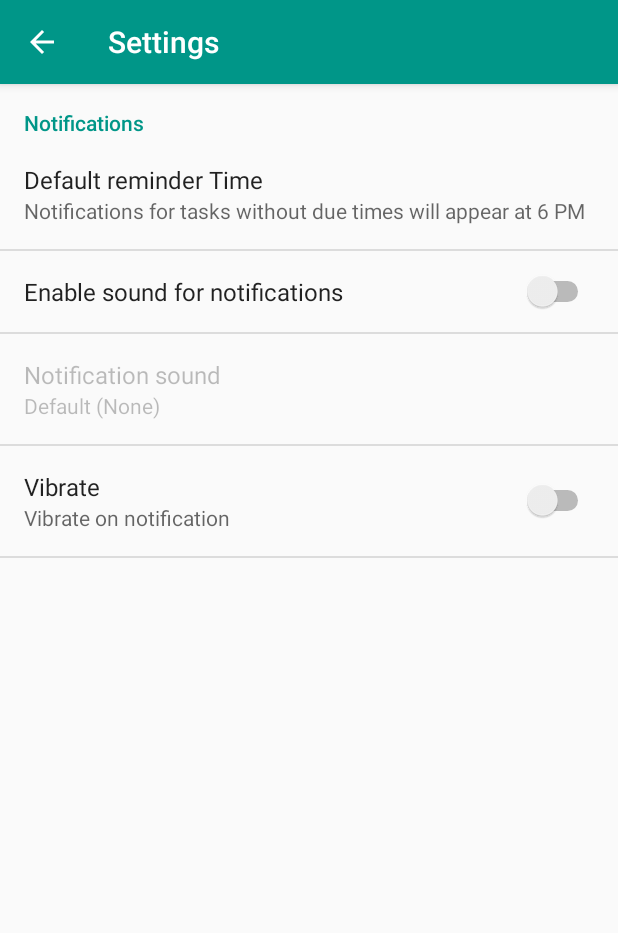
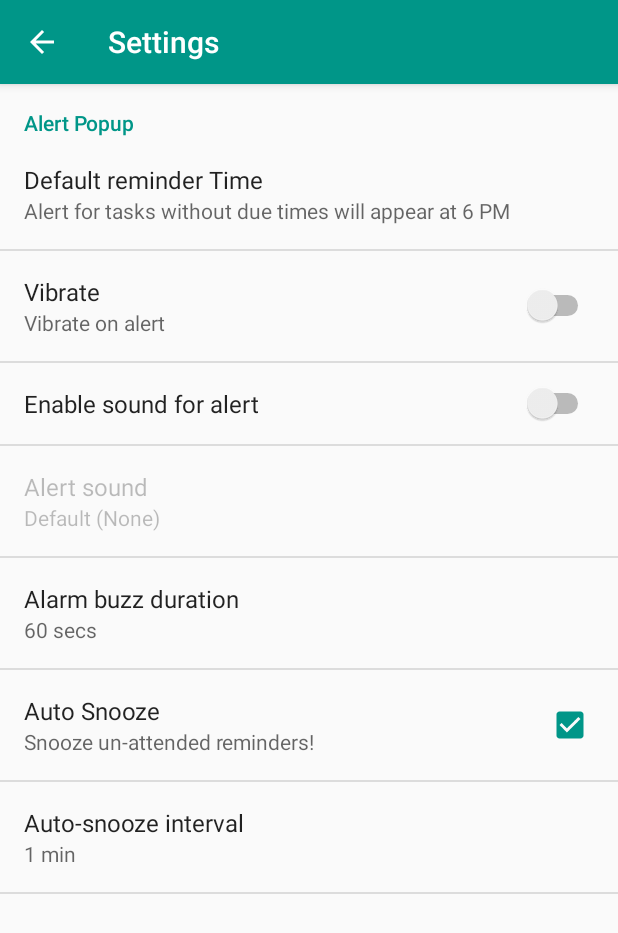
Before and after one commit to Sulaiman90/TodoList, an Android app: the screen it shows after launch (SettingsActivity), in the options menu, after a tap on "Settings", on a phone screen of 412 x 824 dp. Shown: the top 933 px of the screen. Run offline under Robolectric (Android 15) with nearby library versions, the phone set to English and light mode, and no system bars; our stand-ins replace ButterKnife.

Commit message:
Added alert preferences

```diff
--- a/app/src/main/java/com/ms/favtodo/activity/NewTask.java
+++ b/app/src/main/java/com/ms/favtodo/activity/NewTask.java
@@ -28,12 +28,14 @@ import android.view.Menu;
 import android.view.MenuItem;
 import android.view.View;
 import android.view.View.OnClickListener;
+import android.widget.ArrayAdapter;
 import android.widget.Button;
 import android.widget.CheckBox;
 import android.widget.DatePicker;
 import android.widget.EditText;
 import android.widget.ImageButton;
 import android.widget.LinearLayout;
+import android.widget.Spinner;
 import android.widget.Switch;
 import android.widget.TextView;
 import android.widget.TimePicker;
@@ -98,6 +100,9 @@ public class NewTask extends AppCompatActivity {
     @BindView(R.id.enableVibrate_switch) Switch mVibrateSwitch;
     @BindView(R.id.enableSound_cb) CheckBox mSoundCheckBox;
     @BindView(R.id.choose_alarm_sound) Button mChooseSoundButton;
+    private static LinearLayout mRepeatLayout;
+    @BindView(R.id.spinner_repeat)
+    Spinner mRepeatSpinner;
 
     @Override
     protected void onCreate(Bundle savedInstanceState) {
@@ -125,6 +130,7 @@ public class NewTask extends AppCompatActivity {
         mClearTime = findViewById(R.id.clear_time);
 
         mTimeLayout = findViewById(R.id.timeLinearLayout);
+        mRepeatLayout = findViewById(R.id.layout_repeat);
 
         LinearLayout linearLayout = findViewById(R.id.mark_as_done);
 
@@ -133,7 +139,14 @@ public class NewTask extends AppCompatActivity {
 
         mClearDate.setVisibility(View.GONE);
         mClearTime.setVisibility(View.GONE);
+        mRepeatLayout.setVisibility(View.GONE);
         //Log.d(TAG,"New Task "+newTask);
+
+        ArrayAdapter<CharSequence> adapter = ArrayAdapter.createFromResource(this,
+                R.array.repeat_spinner_items,R.layout.spinner_item);
+        adapter.setDropDownViewResource(R.layout.spinner_item);
+
+        mRepeatSpinner.setAdapter(adapter);
 
         if (newTask) {
             linearLayout.setVisibility(View.GONE);
@@ -195,6 +208,7 @@ public class NewTask extends AppCompatActivity {
                 mTimeLayout.setVisibility(View.GONE);
             }
             else {
+                mRepeatLayout.setVisibility(View.VISIBLE);
                 showHideButtons(mClearDate, true);
                 checkIfDatePassed(dateInMillis,dateText);
                 mTimeText.setVisibility(View.VISIBLE);
@@ -226,7 +240,7 @@ public class NewTask extends AppCompatActivity {
         mDateText.setOnClickListener(new OnClickListener() {
             @Override
             public void onClick(View v) {
-                taskOperation.hideKeyboard(NewTask.this);
+                TaskOperation.hideKeyboard(NewTask.this);
                 showDatePickerDialog();
             }
         });
@@ -266,6 +280,7 @@ public class NewTask extends AppCompatActivity {
                 showHideButtons(mClearDate, false);
                 showHideButtons(mClearTime, false);
                 mTimeLayout.setVisibility(View.GONE);
+                mRepeatLayout.setVisibility(View.GONE);
                 resetTexts();
                 resetTextColors();
             }
@@ -371,8 +386,10 @@ public class NewTask extends AppCompatActivity {
         int todoFinished;
         int vibrateEnabled = 0;
         int soundEnabled = 0;
+        int repeatSpinnerPos = mRepeatSpinner.getSelectedItemPosition();
 
         //Log.d(TAG,"time "+todoTitle);
+        Log.d(TAG,"repeatSpinnerPos "+repeatSpinnerPos);
         if (!TextUtils.isEmpty(todoTitle)) {
             if(dateText!= null){
                 todoDate = dateText;
@@ -417,6 +434,7 @@ public class NewTask extends AppCompatActivity {
             values.put(TaskEntry.NOTIFICATION_SOUND, notificationSound);
             values.put(TaskEntry.NOTIFICATION_VIBRATE, vibrateEnabled);
             values.put(TaskEntry.NOTIFICATION_SOUND_ENABLED, soundEnabled);
+            values.put(TaskEntry.TASK_REPEAT, repeatSpinnerPos);
 
             long rowId = taskId;
             if (newTask) {
@@ -431,7 +449,7 @@ public class NewTask extends AppCompatActivity {
             Log.d(TAG,"mCalendar "+mCalendar.getTimeInMillis() + " now " + now.getTimeInMillis());
             //Log.d(TAG,"newTask "+newTask);
             //Log.d(TAG,"dateText "+dateText);
-            Log.d(TAG,"dateInMillis "+dateInMillis + " " + now.getTimeInMillis());
+            //Log.d(TAG,"dateInMillis "+dateInMillis + " " + now.getTimeInMillis());
 
             if (!dateText.matches("") ) {
                 //Log.d(TAG,"dateText not empty ");
@@ -631,7 +649,7 @@ public class NewTask extends AppCompatActivity {
 
             mTimeLayout.setVisibility(View.VISIBLE);
             mTimeText.setVisibility(View.VISIBLE);
-
+            mRepeatLayout.setVisibility(View.VISIBLE);
             showHideButtons(mClearDate, true);
 
         }
--- a/app/src/main/java/com/ms/favtodo/activity/SettingsActivity.java
+++ b/app/src/main/java/com/ms/favtodo/activity/SettingsActivity.java
@@ -8,6 +8,7 @@ import android.app.TimePickerDialog.OnTimeSetListener;
 import android.content.Context;
 import android.content.Intent;
 import android.content.SharedPreferences;
+import android.content.res.Resources;
 import android.media.Ringtone;
 import android.media.RingtoneManager;
 import android.net.Uri;
@@ -31,6 +32,7 @@ import android.view.MenuItem;
 import android.widget.TimePicker;
 
 import com.ms.favtodo.R;
+import com.ms.favtodo.preference.SeekBarPreference;
 import com.ms.favtodo.utils.PreferenceUtils;
 import com.ms.favtodo.utils.TaskOperation;
 
@@ -63,6 +65,8 @@ public class SettingsActivity extends AppCompatPreferenceActivity {
 
         private static Preference prefDueTime;
         private Context context;
+        private static final int TYPE_INT = 1;
+        private static final int TYPE_STRING = 2;
 
         @Override
         public void onCreate(@Nullable Bundle savedInstanceState) {
@@ -77,7 +81,12 @@ public class SettingsActivity extends AppCompatPreferenceActivity {
             prefDueTime.setSummary(getString(R.string.pref_due_time_summary) + " "+timeString);
 
             // notification preference change listener
-            bindPreferenceSummaryToValue(findPreference(getString(R.string.pref_notification_sound_key)));
+            bindPreferenceSummaryToValue(findPreference(getString(R.string.pref_notification_sound_key)), 2);
+
+            bindPreferenceSummaryToValue(findPreference(getString(R.string.pref_alarm_duration_key)), 1);
+
+            bindPreferenceSummaryToValue(findPreference(getString(R.string.pref_snooze_interval_key)), 1);
+
 
             prefDueTime.setOnPreferenceClickListener(new Preference.OnPreferenceClickListener() {
                 @Override
@@ -88,13 +97,22 @@ public class SettingsActivity extends AppCompatPreferenceActivity {
             });
         }
 
-        private static void bindPreferenceSummaryToValue(Preference preference) {
+        private static void bindPreferenceSummaryToValue(Preference preference, int type) {
             preference.setOnPreferenceChangeListener(sBindPreferenceSummaryToValueListener);
 
-            sBindPreferenceSummaryToValueListener.onPreferenceChange(preference ,
-                    PreferenceManager
-                            .getDefaultSharedPreferences(preference.getContext())
-                            .getString(preference.getKey(), ""));
+            if(type == TYPE_INT){
+                sBindPreferenceSummaryToValueListener.onPreferenceChange(preference ,
+                        PreferenceManager
+                                .getDefaultSharedPreferences(preference.getContext())
+                                .getInt(preference.getKey(), 0));
+            }
+            else if(type == TYPE_STRING){
+                sBindPreferenceSummaryToValueListener.onPreferenceChange(preference ,
+                        PreferenceManager
+                                .getDefaultSharedPreferences(preference.getContext())
+                                .getString(preference.getKey(), ""));
+            }
+
         }
 
         private static Preference.OnPreferenceChangeListener sBindPreferenceSummaryToValueListener =
@@ -125,9 +143,22 @@ public class SettingsActivity extends AppCompatPreferenceActivity {
                         }
                     }
                 }
+                else  if(preference instanceof SeekBarPreference) {
+                    if(preference.getKey().matches(preference.getContext().getString(R.string.pref_alarm_duration_key))){
+                        int alarmDuration = PreferenceUtils.getAlertDuration(preference.getContext());
+                        preference.setSummary(alarmDuration+" secs");
+                    }
+                    else if(preference.getKey().matches(preference.getContext().getString(R.string.pref_snooze_interval_key))){
+                        int snoozeInterval = PreferenceUtils.getAutoSnoozeInterval(preference.getContext());
+                        Resources res = preference.getContext().getResources();
+                        String mins = res.getQuantityString(R.plurals.snoozeInterval, snoozeInterval, snoozeInterval);
+                        preference.setSummary(mins);
+                    }
+                }
                 return true;
             }
         };
+
 
         public void showTimePickerDialog() {
             // Log.d(TAG,"showTimePickerDialog");
--- a/app/src/main/java/com/ms/favtodo/db/TaskContract.java
+++ b/app/src/main/java/com/ms/favtodo/db/TaskContract.java
@@ -2,14 +2,11 @@ package com.ms.favtodo.db;
 
 import android.provider.BaseColumns;
 
-/**
- * Created by MOHAMED SULAIMAN on 22-12-2016.
- */
 
 public class TaskContract {
 
     public static final String DATABASE_NAME = "Todo";
-    public static final int DATABASE_VERSION = 2;
+    public static final int DATABASE_VERSION = 3;
 
     public class TaskEntry implements BaseColumns {
         public static final String TABLE_NAME = "tasks";
@@ -27,5 +24,6 @@ public class TaskContract {
         public static final String NOTIFICATION_VIBRATE = "vibrate";
         public static final String NOTIFICATION_SOUND_ENABLED = "soundEnabled";
         public static final String SNOOZE_ON = "snoozeOn";
+        public static final String TASK_REPEAT = "repeat";
     }
 }
--- a/app/src/main/java/com/ms/favtodo/db/TaskDbHelper.java
+++ b/app/src/main/java/com/ms/favtodo/db/TaskDbHelper.java
@@ -36,7 +36,8 @@ public class TaskDbHelper extends SQLiteOpenHelper {
                 TaskEntry.NOTIFICATION_SOUND + " TEXT, " +
                 TaskEntry.NOTIFICATION_VIBRATE + " INT DEFAULT 0, " +
                 TaskEntry.NOTIFICATION_SOUND_ENABLED + " INT DEFAULT 0, " +
-                TaskEntry.SNOOZE_ON + " INT DEFAULT 1" +
+                TaskEntry.SNOOZE_ON + " INT DEFAULT 1, " +
+                TaskEntry.TASK_REPEAT + " INT DEFAULT 0" +
                 ");";
         db.execSQL(createTable);
     }
--- /dev/null
+++ b/app/src/main/java/com/ms/favtodo/preference/SeekBarPreference.java
@@ -0,0 +1,191 @@
+package com.ms.favtodo.preference;
+
+
+import android.app.AlertDialog;
+import android.content.Context;
+import android.os.Bundle;
+import android.preference.DialogPreference;
+import android.util.AttributeSet;
+import android.util.Log;
+import android.view.Gravity;
+import android.view.View;
+import android.view.View.OnClickListener;
+import android.widget.Button;
+import android.widget.LinearLayout;
+import android.widget.SeekBar;
+import android.widget.TextView;
+
+import com.ms.favtodo.R;
+import com.ms.favtodo.activity.AlertActivity;
+
+// Based on a Stack Overflow example: http://stackoverflow.com/questions/1974193/slider-on-my-preferencescreen
+public class SeekBarPreference extends DialogPreference
+{
+    private static final String TAG = AlertActivity.class.getSimpleName();
+
+    private static final String SCHEMA_URL = "http://schemas.android.com/apk/res/android";
+
+    private static final String SCHEMA_URL_2 = "http://schemas.android.com/apk/res-auto";
+
+    private SeekBar seekBar;
+    private TextView valueText;
+    private final Context context;
+
+    private final String dialogMessage;
+    private final String suffix;
+    private final int defaultValue;
+    private final int maxValue;
+    private final int minValue;
+    private int currentValue;
+
+    public SeekBarPreference(Context context, AttributeSet attrs) {
+        super(context, attrs);
+        this.context = context;
+
+        // Read the message from XML
+        int dialogMessageId = attrs.getAttributeResourceValue(SCHEMA_URL, "dialogMessage", 0);
+        if (dialogMessageId == 0) {
+            dialogMessage = attrs.getAttributeValue(SCHEMA_URL, "dialogMessage");
+        }
+        else {
+            dialogMessage = context.getString(dialogMessageId);
+        }
+
+        // Get the suffix for the number displayed in the dialog
+        int suffixId = attrs.getAttributeResourceValue(SCHEMA_URL, "text", 0);
+        if (suffixId == 0) {
+            suffix = attrs.getAttributeValue(SCHEMA_URL, "text");
+        }
+        else {
+            suffix = context.getString(suffixId);
+        }
+
+        int maxValueId = attrs.getAttributeResourceValue(SCHEMA_URL, "max", 0);
+        if (maxValueId == 0) {
+            maxValue = attrs.getAttributeIntValue(SCHEMA_URL, "max", 100);
+        }
+        else {
+            maxValue = Integer.parseInt(context.getString(maxValueId));
+        }
+
+        int minValueId = attrs.getAttributeResourceValue(SCHEMA_URL_2, "min", 0);
+        minValue = Integer.parseInt(context.getString(minValueId));
+
+        int defaultValueId = attrs.getAttributeResourceValue(SCHEMA_URL, "defaultValue", 0);
+        defaultValue = Integer.parseInt(context.getString(defaultValueId));
+
+       // Get default, min, and max seekbar values
+       /* defaultValue = attrs.getAttributeIntValue(SCHEMA_URL, "defaultValue",
+                context.getResources().getInteger(R.integer.alarm_duration_default));*/
+        //Log.d(TAG,"maxValue "+maxValue + " minValue  "+minValue+ " defaultValue  "+defaultValue);
+    }
+
+    @Override
+    protected View onCreateDialogView() {
+
+        LinearLayout.LayoutParams params;
+        LinearLayout layout = new LinearLayout(context);
+        layout.setOrientation(LinearLayout.VERTICAL);
+        layout.setPadding(6, 6, 6, 6);
+
+        TextView splashText = new TextView(context);
+        splashText.setPadding(30, 10, 30, 10);
+        if (dialogMessage != null) {
+            splashText.setText(dialogMessage);
+        }
+        layout.addView(splashText);
+
+        valueText = new TextView(context);
+        valueText.setGravity(Gravity.CENTER_HORIZONTAL);
+        valueText.setTextSize(32);
+        params = new LinearLayout.LayoutParams(
+                LinearLayout.LayoutParams.MATCH_PARENT,
+                LinearLayout.LayoutParams.WRAP_CONTENT);
+        layout.addView(valueText, params);
+
+        seekBar = new SeekBar(context);
+
+        seekBar.setOnSeekBarChangeListener(new SeekBar.OnSeekBarChangeListener() {
+            @Override
+            public void onProgressChanged(SeekBar seekBar, int value, boolean b) {
+                if (value < minValue) {
+                    seekBar.setProgress(minValue);
+                    return;
+                }
+
+                String t = String.valueOf(value);
+                String suffixStr = suffix;
+                if(value > 1){
+                    suffixStr = suffix+"s";
+                }
+                valueText.setText(suffix == null ? t : t.concat(suffix.length() > 1 ? " "+suffixStr : suffixStr));
+            }
+
+            @Override
+            public void onStartTrackingTouch(SeekBar seekBar) {}
+
+            @Override
+            public void onStopTrackingTouch(SeekBar seekBar) {}
+        });
+
+        layout.addView(seekBar, new LinearLayout.LayoutParams(LinearLayout.LayoutParams.MATCH_PARENT,
+                LinearLayout.LayoutParams.WRAP_CONTENT));
+
+        if (shouldPersist()) {
+            currentValue = getPersistedInt(defaultValue);
+        }
+
+        seekBar.setMax(maxValue);
+        seekBar.setProgress(currentValue);
+
+        return layout;
+    }
+
+    @Override
+    protected void onBindDialogView(View v) {
+        super.onBindDialogView(v);
+        seekBar.setMax(maxValue);
+        seekBar.setProgress(currentValue);
+    }
+
+    @Override
+    protected void onSetInitialValue(boolean restore, Object defaultValue)
+    {
+        super.onSetInitialValue(restore, defaultValue);
+        if (restore) {
+            currentValue = shouldPersist() ? getPersistedInt(this.defaultValue) : 0;
+        }
+        else {
+            currentValue = (Integer) defaultValue;
+        }
+    }
+
+    public void setProgress(int progress) {
+        this.currentValue = progress;
+        if (seekBar != null) {
+            seekBar.setProgress(progress);
+        }
+    }
+    public int getProgress() {
+        return currentValue;
+    }
+
+    @Override
+    public void showDialog(Bundle state) {
+        super.showDialog(state);
+
+        Button positiveButton = ((AlertDialog) getDialog()).getButton(AlertDialog.BUTTON_POSITIVE);
+        positiveButton.setOnClickListener(new OnClickListener() {
+            @Override
+            public void onClick(View view) {
+                if (shouldPersist()) {
+                    currentValue = seekBar.getProgress();
+                    persistInt(seekBar.getProgress());
+                    callChangeListener(seekBar.getProgress());
+                }
+
+                getDialog().dismiss();
+            }
+        });
+    }
+}
--- a/app/src/main/java/com/ms/favtodo/utils/PreferenceUtils.java
+++ b/app/src/main/java/com/ms/favtodo/utils/PreferenceUtils.java
@@ -29,6 +29,23 @@ public class PreferenceUtils {
         return sharedPref.getBoolean(context.getString(R.string.pref_enable_sound_key), false);
     }
 
+    public static boolean isAutoSnoozeEnabled(Context context){
+        SharedPreferences sharedPref = PreferenceManager.getDefaultSharedPreferences(context);
+        return sharedPref.getBoolean(context.getString(R.string.pref_auto_snooze_key), true);
+    }
+
+    public static int getAlertDuration(Context context){
+        SharedPreferences sharedPref = PreferenceManager.getDefaultSharedPreferences(context);
+        return sharedPref.getInt(context.getString(R.string.pref_alarm_duration_key),
+                context.getResources().getInteger(R.integer.alarm_duration_default));
+    }
+
+    public static int getAutoSnoozeInterval(Context context){
+        SharedPreferences sharedPref = PreferenceManager.getDefaultSharedPreferences(context);
+        return sharedPref.getInt(context.getString(R.string.pref_snooze_interval_key),
+                context.getResources().getInteger(R.integer.snooze_duration_default));
+    }
+
     private static String getDueTimeHourAndMin(Context context){
         SharedPreferences sharedPref = PreferenceManager.getDefaultSharedPreferences(context);
         return sharedPref.getString(context.getString(R.string.pref_due_hour_minute),"18:0");
--- /dev/null
+++ b/app/src/main/res/values/integers.xml
@@ -0,0 +1,10 @@
+<?xml version="1.0" encoding="utf-8"?>
+<resources>
+    <integer name="alarm_duration_default">60</integer>
+    <integer name="alarm_duration_max">120</integer>
+    <integer name="alarm_duration_min">2</integer>
+
+    <integer name="snooze_duration_default">1</integer>
+    <integer name="snooze_duration_max">60</integer>
+    <integer name="snooze_duration_min">1</integer>
+</resources>
--- a/app/src/main/res/values/strings.xml
+++ b/app/src/main/res/values/strings.xml
@@ -48,25 +48,50 @@
         <item>Completed</item>
     </string-array>
 
+    <string-array name="repeat_spinner_items">
+        <item>No repeat</item>
+        <item>Once a Day</item>
+        <item>Once a Week</item>
+        <item>Once a Month</item>
+        <item>Once a Year</item>
+    </string-array>
+
+
     <!-- Strings related to Preferences -->
-    <string name="pref_title_notifications">Notifications</string>
+    <string name="pref_title_alert">Alert Popup</string>
+    <string name="pref_title_sounds">Sounds</string>
 
     <string name="pref_due_time_key">alarm_time</string>
     <string name="pref_due_time_12_hr">due_time_value</string>
     <string name="pref_due_hour_minute">due_hour_minute</string>
-    <string name="pref_due_time_summary">Notifications for tasks without due times will appear at </string>
+    <string name="pref_due_time_summary">Alert for tasks without due times will appear at </string>
 
     <string name="pref_enable_sound_key">enable_sound_key</string>
-    <string name="pref_enable_sound_title">Enable sound for notifications</string>
+    <string name="pref_enable_sound_title">Enable sound for alert</string>
 
     <string name="pref_notification_sound_key">notification_sound_key</string>
-    <string name="pref_notification_sound_title">Notification sound</string>
+    <string name="pref_notification_sound_title">Alert sound</string>
     <string name="pref_notification_sound_summary">Default sound</string>
     <string name="no_sound">None</string>
 
     <string name="pref_notification_vibrate_key">vibrate_notification</string>
     <string name="pref_notification_vibrate_title">Vibrate</string>
-    <string name="pref_notification_vibrate_summary">Vibrate on notification</string>
+    <string name="pref_notification_vibrate_summary">Vibrate on alert</string>
+
+    <string name="pref_alarm_duration_key">alarm_duration_key</string>
+    <string name="pref_alarm_duration_dialog_message">alarm_duration_dialog_message</string>
+    <string name="pref_alarm_duration_summary">2 Secs</string>
+    <string name="pref_alarm_duration_unit">sec</string>
+    <string name="pref_alarm_duration_title">Alarm buzz duration</string>
+
+    <string name="pref_auto_snooze_key">pref_auto_snooze_key</string>
+    <string name="pref_auto_snooze_summary">Snooze un-attended reminders!</string>
+    <string name="pref_auto_snooze_title">Auto Snooze</string>
+
+    <string name="pref_snooze_interval_key">pref_snooze_interval_key</string>
+    <string name="pref_snooze_interval_summary">1 min</string>
+    <string name="pref_snooze_interval_unit">min</string>
+    <string name="pref_snooze_interval_title">Auto-snooze interval</string>
 
     <string name="paid">Paid</string>
     <string name="bold">bold</string>
@@ -76,4 +101,18 @@
 
     <string name="dateAndTime">%1$s | %2$s</string>
 
+    <string name="repeat">Repeat</string>
+
+    <plurals name="snoozeInterval">
+        <!--
+             As a developer, you should always supply "one" and "other"
+             strings. Your translators will know which strings are actually
+             needed for their language. Always include %d in "one" because
+             translators will need to use %d for languages where "one"
+             doesn't mean 1 (as explained above).
+          -->
+        <item quantity="one">%d min</item>
+        <item quantity="other">%d mins</item>
+    </plurals>
+
 </resources>
--- a/app/src/main/res/xml/preferences.xml
+++ b/app/src/main/res/xml/preferences.xml
@@ -1,12 +1,22 @@
 <?xml version="1.0" encoding="utf-8"?>
-<PreferenceScreen xmlns:android="http://schemas.android.com/apk/res/android">
+<PreferenceScreen
+    xmlns:android="http://schemas.android.com/apk/res/android"
+    xmlns:asp="http://schemas.android.com/apk/res-auto">
 
- <PreferenceCategory android:title="@string/pref_title_notifications">
+    <PreferenceCategory android:title="@string/pref_title_alert">
+
          <Preference
              android:key="@string/pref_due_time_key"
              android:title="Default reminder Time"
              android:defaultValue="18:00"
              android:summary="Notifications for tasks without due times will appear at 6 PM "/>
+
+        <SwitchPreference
+            android:key="@string/pref_notification_vibrate_key"
+            android:title="@string/pref_notification_vibrate_title"
+            android:summary="@string/pref_notification_vibrate_summary"
+            android:defaultValue="false"
+            />
 
          <SwitchPreference
              android:key="@string/pref_enable_sound_key"
@@ -25,11 +35,32 @@
              android:dependency="@string/pref_enable_sound_key"
              />
 
-     <SwitchPreference
-         android:key="@string/pref_notification_vibrate_key"
-         android:title="@string/pref_notification_vibrate_title"
-         android:summary="@string/pref_notification_vibrate_summary"
-         android:defaultValue="false"
+        <com.ms.favtodo.preference.SeekBarPreference
+            android:key="@string/pref_alarm_duration_key"
+            android:summary="@string/pref_alarm_duration_summary"
+            android:text="@string/pref_alarm_duration_unit"
+            android:title="@string/pref_alarm_duration_title"
+            android:defaultValue="@integer/alarm_duration_default"
+            android:max="@integer/alarm_duration_max"
+            asp:min="@integer/alarm_duration_min"
             />
+
+        <CheckBoxPreference
+            android:key="@string/pref_auto_snooze_key"
+            android:summary="@string/pref_auto_snooze_summary"
+            android:title="@string/pref_auto_snooze_title"
+            android:defaultValue="true"
+            />
+
+       <com.ms.favtodo.preference.SeekBarPreference
+            android:key="@string/pref_snooze_interval_key"
+            android:summary="@string/pref_snooze_interval_summary"
+            android:text="@string/pref_snooze_interval_unit"
+            android:title="@string/pref_snooze_interval_title"
+            android:defaultValue="@integer/snooze_duration_default"
+            android:max="@integer/snooze_duration_max"
+            asp:min="@integer/snooze_duration_min"
+            />
+
     </PreferenceCategory>
 </PreferenceScreen>
```
Also changed, not shown: app/src/main/java/com/ms/favtodo/activity/AlertActivity.java (+12 -7 lines), app/src/main/java/com/ms/favtodo/dialog/AlertDialogFragment.java (+2 -9 lines), app/src/main/res/layout/content_new_task.xml (+21 -3 lines), app/src/main/res/layout/spinner_item.xml (added, +11 -0 lines). Lines whose indentation alone changed are shown as unchanged.
